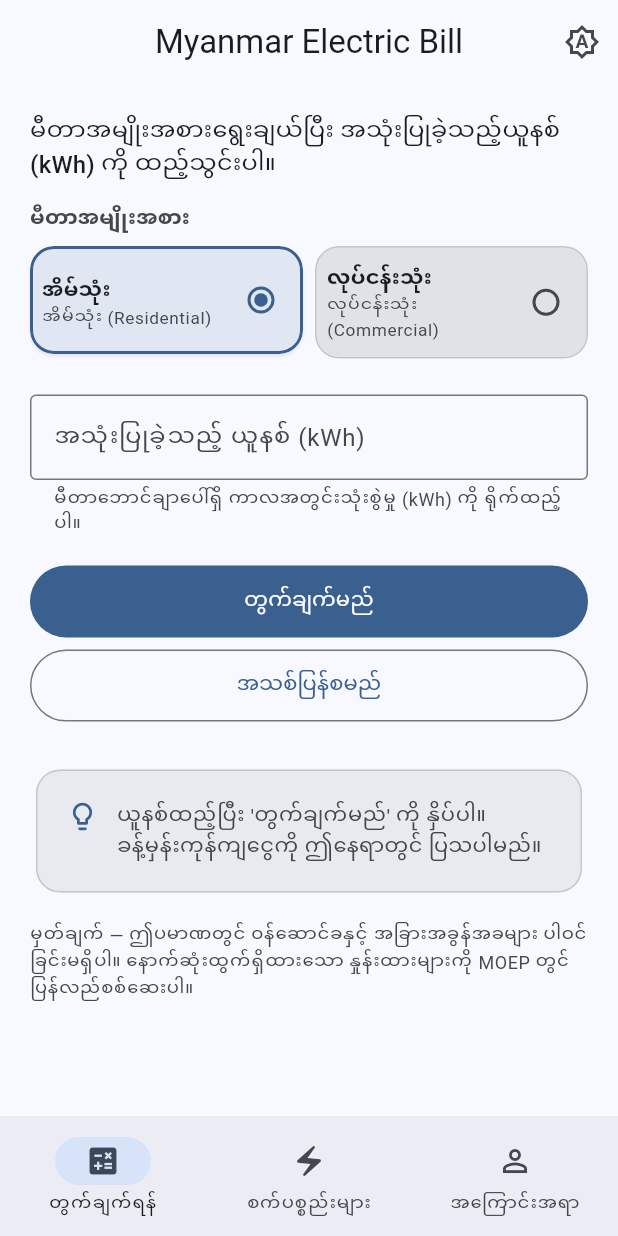
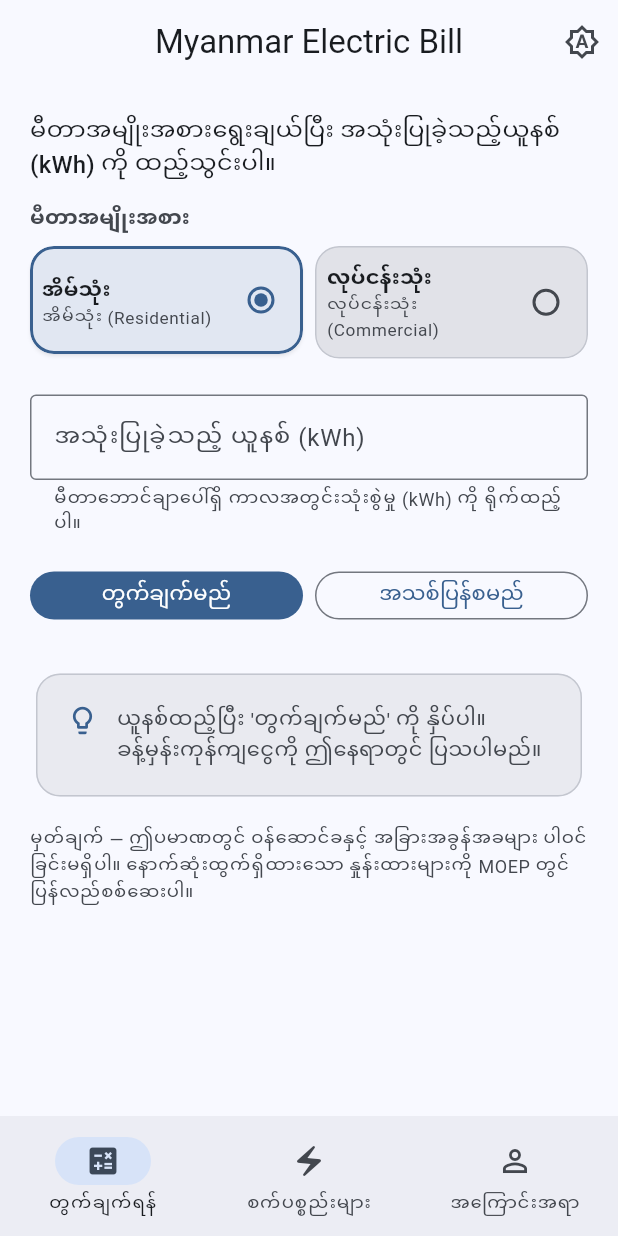
Before and after one commit to zwe-lwin-00/MyanmarMeterBill, a Flutter app: the screen it shows after launch, on a phone screen of 412 x 824 dp. Run offline on Flutter 3.47's test engine with Material 3 defaults, Android fonts, the phone set to English and light mode, and no system bars; our stand-ins replace shared_preferences.

Commit message:
fix(ui): keep meter radios and actions on one row with tighter buttons
Use compact button padding and equal-width row so Burmese labels fit on
small phones; meter pair always stays in a single row.

Co-authored-by: Cursor <cursoragent@cursor.com>

```diff
--- a/lib/ui/bill_calculator_tab.dart
+++ b/lib/ui/bill_calculator_tab.dart
@@ -168,45 +168,46 @@ class _BillCalculatorTabState extends State<BillCalculatorTab> {
                   onSubmitted: (_) => _calculate(),
                 ),
                 SizedBox(height: layout.afterInputGap),
-                LayoutBuilder(
-                  builder: (context, constraints) {
-                    final narrow = constraints.maxWidth < 420;
-                    final calc = FilledButton(
-                      onPressed: _calculate,
-                      child: Padding(
+                Row(
+                  children: [
+                    Expanded(
+                      child: FilledButton(
+                        style: FilledButton.styleFrom(
+                          visualDensity: VisualDensity.compact,
                           padding: EdgeInsets.symmetric(
+                            horizontal: 6,
                             vertical: layout.buttonVerticalPadding,
                           ),
-                        child: Text(config.string('calculate_button')),
                         ),
-                    );
-                    final clear = OutlinedButton(
-                      onPressed: _clear,
-                      child: Padding(
+                        onPressed: _calculate,
+                        child: Text(
+                          config.string('calculate_button'),
+                          textAlign: TextAlign.center,
+                          maxLines: 2,
+                          overflow: TextOverflow.ellipsis,
+                        ),
+                      ),
+                    ),
+                    SizedBox(width: layout.sectionGapSmall),
+                    Expanded(
+                      child: OutlinedButton(
+                        style: OutlinedButton.styleFrom(
+                          visualDensity: VisualDensity.compact,
                           padding: EdgeInsets.symmetric(
+                            horizontal: 6,
                             vertical: layout.buttonVerticalPadding,
                           ),
-                        child: Text(config.string('clear_button')),
                         ),
-                    );
-                    if (narrow) {
-                      return Column(
-                        crossAxisAlignment: CrossAxisAlignment.stretch,
-                        children: [
-                          calc,
-                          SizedBox(height: layout.sectionGapSmall),
-                          clear,
+                        onPressed: _clear,
+                        child: Text(
+                          config.string('clear_button'),
+                          textAlign: TextAlign.center,
+                          maxLines: 2,
+                          overflow: TextOverflow.ellipsis,
+                        ),
+                      ),
+                    ),
                   ],
-                      );
-                    }
-                    return Row(
-                      children: [
-                        Expanded(flex: 3, child: calc),
-                        SizedBox(width: layout.sectionGapMedium),
-                        Expanded(flex: 2, child: clear),
-                      ],
-                    );
-                  },
                 ),
                 if (_result == null) ...[
                   SizedBox(height: layout.resultTopGap),
@@ -285,12 +286,7 @@ class _MeterOptionCards extends StatelessWidget {
     final scheme = Theme.of(context).colorScheme;
     final radii = BorderRadius.circular(16);
 
-    return LayoutBuilder(
-      builder: (context, constraints) {
-        final narrowTwoCol =
-            options.length == 2 && constraints.maxWidth < 360;
-
-        if (options.length == 2 && !narrowTwoCol) {
+    if (options.length == 2) {
       return Row(
         crossAxisAlignment: CrossAxisAlignment.start,
         children: [
@@ -319,31 +315,6 @@ class _MeterOptionCards extends StatelessWidget {
       );
     }
 
-        if (options.length == 2 && narrowTwoCol) {
-          return Column(
-            crossAxisAlignment: CrossAxisAlignment.stretch,
-            children: [
-              _MeterTile(
-                option: options[0],
-                groupValue: selectedId,
-                borderRadius: radii,
-                scheme: scheme,
-                compact: false,
-                onSelect: () => onChanged(options[0].id),
-              ),
-              SizedBox(height: gap),
-              _MeterTile(
-                option: options[1],
-                groupValue: selectedId,
-                borderRadius: radii,
-                scheme: scheme,
-                compact: false,
-                onSelect: () => onChanged(options[1].id),
-              ),
-            ],
-          );
-        }
-
     return Column(
       children: [
         for (var i = 0; i < options.length; i++) ...[
@@ -358,8 +329,6 @@ class _MeterOptionCards extends StatelessWidget {
           ),
         ],
       ],
-        );
-      },
     );
   }
 }
```
Lines whose indentation alone changed are shown as unchanged.
